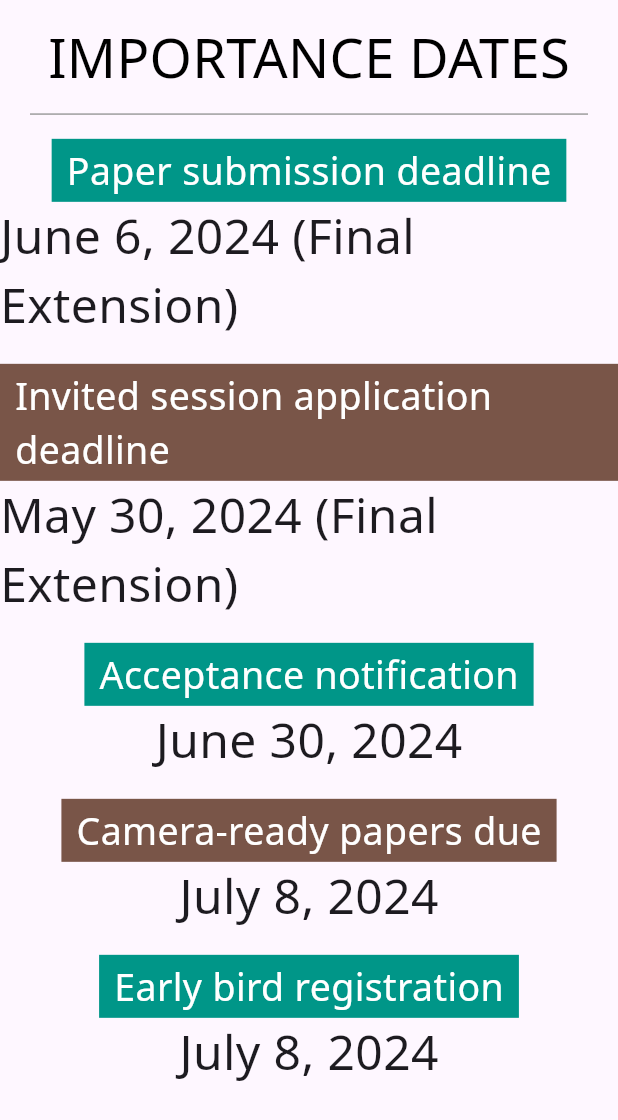
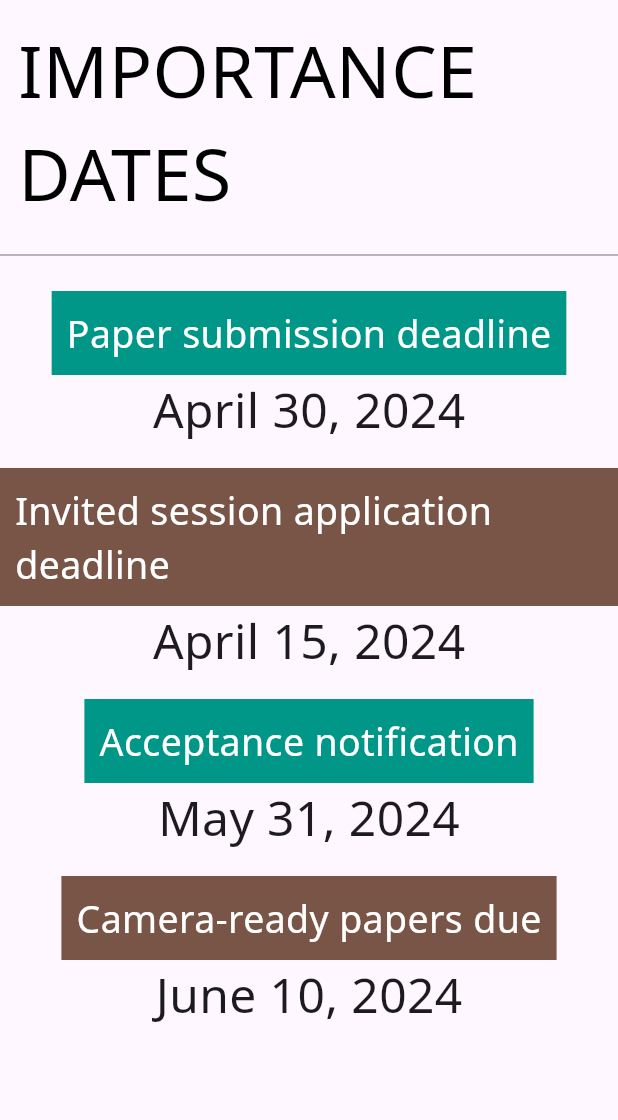
Before and after one commit to icgec24/icgec24.github.io, a Flutter app: the ImportanceDateDesktop widget shown alone on an empty page, opened directly, on a phone screen of 412 x 824 dp. Shown: the top 1120 px of the screen. Run offline on Flutter 3.47's test engine with Material 3 defaults, Android fonts, the light colour scheme and no system bars; our stand-ins replace flutter_widget_from_html, get, google_fonts, webview_flutter_platform_interface; missing offline and left inert: dart:html, dart:ui_web, pointer_interceptor, syncfusion_flutter_pdfviewer, universal_html, webview_flutter_web; statements that could not run were skipped; project files that could hold a hidden picture were left out.

Commit message:
commit dat

```diff
--- a/lib/features/galleries/galleries_desktop.dart
+++ b/lib/features/galleries/galleries_desktop.dart
@@ -6,13 +6,6 @@
 
   @override
   Widget build(BuildContext context) {
-    return Center(child: Column(
-      crossAxisAlignment: CrossAxisAlignment.center,
-      mainAxisSize: MainAxisSize.min,
-      children: [
-        Image.network("https://icgec24.github.io/assets/assets/lottie_animation/coming_soon.gif"),
-        Text('Coming Soon...',style: GoogleFonts.notoSans(fontSize: 50),),
-      ],
-    ));
+    return Center(child: Container(child: Text('Coming Soon...',style: GoogleFonts.notoSans(fontSize: 50),),));
   }
 }
--- a/lib/features/importance_date/importance_date_desktop.dart
+++ b/lib/features/importance_date/importance_date_desktop.dart
@@ -9,36 +9,30 @@
   Widget build(BuildContext context) {
     return Column(children: [
       const ScreenHeader(header: 'IMPORTANCE DATES'),
-      const SizedBox(height: 16,),
+      SizedBox(height: 16,),
       Container(
         color: Colors.teal,
-        padding: const EdgeInsets.symmetric(vertical: 3,horizontal: 10),
+        padding: EdgeInsets.all(10),
         child:  Text('Paper submission deadline',style: GoogleFonts.notoSans(fontSize: 25,color: Colors.white),),),
-      Text('June 6, 2024 (Final Extension)',style: GoogleFonts.notoSans(fontSize: 32),),
-      const SizedBox(height: 16,),
+      Text('April 30, 2024',style: GoogleFonts.notoSans(fontSize: 32),),
+      SizedBox(height: 16,),
       Container(
-        padding: const EdgeInsets.symmetric(vertical: 3,horizontal: 10),
+        padding: EdgeInsets.all(10),
         color: Colors.brown,
         child:  Text('Invited session application deadline',style: GoogleFonts.notoSans(fontSize: 25,color: Colors.white),),),
-      Text('May 30, 2024 (Final Extension)',style: GoogleFonts.notoSans(fontSize: 32),),
-      const SizedBox(height: 16,),
+      Text('April 15, 2024',style: GoogleFonts.notoSans(fontSize: 32),),
+      SizedBox(height: 16,),
       Container(
-        padding: const EdgeInsets.symmetric(vertical: 3,horizontal: 10),
+        padding: EdgeInsets.all(10),
         color: Colors.teal,
         child:  Text('Acceptance notification',style: GoogleFonts.notoSans(fontSize: 25,color: Colors.white),),),
-      Text('June 30, 2024',style: GoogleFonts.notoSans(fontSize: 32),),
-      const SizedBox(height: 16,),
+      Text('May 31, 2024',style: GoogleFonts.notoSans(fontSize: 32),),
+      SizedBox(height: 16,),
       Container(
-        padding: const EdgeInsets.symmetric(vertical: 3,horizontal: 10),
+        padding: EdgeInsets.all(10),
         color: Colors.brown,
         child:  Text('Camera-ready papers due',style: GoogleFonts.notoSans(fontSize: 25,color: Colors.white),),),
-      Text('July 8, 2024',style: GoogleFonts.notoSans(fontSize: 32),),
-      const SizedBox(height: 16,),
-      Container(
-        padding: const EdgeInsets.symmetric(vertical: 3,horizontal: 10),
-        color: Colors.teal,
-        child:  Text('Early bird registration',style: GoogleFonts.notoSans(fontSize: 25,color: Colors.white),),),
-      Text('July 8, 2024',style: GoogleFonts.notoSans(fontSize: 32),),
+      Text('June 10, 2024',style: GoogleFonts.notoSans(fontSize: 32),),
 
     ],);
   }
--- a/lib/features/recommended_accommodation/recommended_accommodation_desktop.dart
+++ b/lib/features/recommended_accommodation/recommended_accommodation_desktop.dart
@@ -10,7 +10,7 @@
   Widget build(BuildContext context) {
     return Column(
       children: [
-        const ScreenHeader(header: 'Recommended Accommodation'),
+        ScreenHeader(header: 'Recommended Accommodation'),
         Padding(
           padding: const EdgeInsets.only(left: 10.0,right: 10),
           child: Column(
@@ -20,7 +20,7 @@
             Text('\nMiyazaki Kanko Hotel is recommended for your stay in Miyazaki.',style: GoogleFonts.notoSans(fontSize: 16),),
             Text('Address: 1-1-1 Matsuyama, Miyazaki City, Miyazaki, 880-8512, Japan\nMain Phone Number: 0985-27-1212',style: GoogleFonts.notoSans(fontSize: 16),),
             HtmlWidget('Url: <a href="https://www.miyakan-h.com/english/">https://www.miyakan-h.com/</a>',textStyle: GoogleFonts.notoSans(fontSize: 16),),
-            Text('\nPlease claim your participation in ICGEC-2024 while making the reservation.\nOr email icgec24@gmail.com and let the secretariat conduct the booking for you.\nThank you!',style: GoogleFonts.notoSans(fontSize: 16),)
+            Text('\nPlease claim your participation in ICGEC-2023 while making the reservation.\nOr email icgec24@gmail.com and let the secretariat conduct the booking for you.\nThank you!',style: GoogleFonts.notoSans(fontSize: 16),)
           ],),
         ),
       ],
--- a/lib/widgets/screen_header.dart
+++ b/lib/widgets/screen_header.dart
@@ -7,17 +7,14 @@
 
   @override
   Widget build(BuildContext context) {
-    return Padding(
-      padding: const EdgeInsets.symmetric(horizontal: 20),
-      child: Column(
-        children: [
-          Padding(
-            padding: const EdgeInsets.all(12.0),
-            child: FittedBox(child: Text(header.toUpperCase(),style: GoogleFonts.notoSans(fontSize: 48,fontWeight: FontWeight.normal,color: Colors.black),)),
-          ),
-          const Divider(thickness: 1,height:0.5,color: Colors.grey,)
-        ],
-      ),
+    return Column(
+      children: [
+        Padding(
+          padding: const EdgeInsets.all(12.0),
+          child: Text(header.toUpperCase(),style: GoogleFonts.notoSans(fontSize: 48,fontWeight: FontWeight.normal,color: Colors.black),),
+        ),
+        const Divider(thickness: 1,color: Colors.grey,)
+      ],
     );
   }
 }
```
Also changed, not shown: assets/images/miyazaki_prefecture_logo.jpeg (added).
